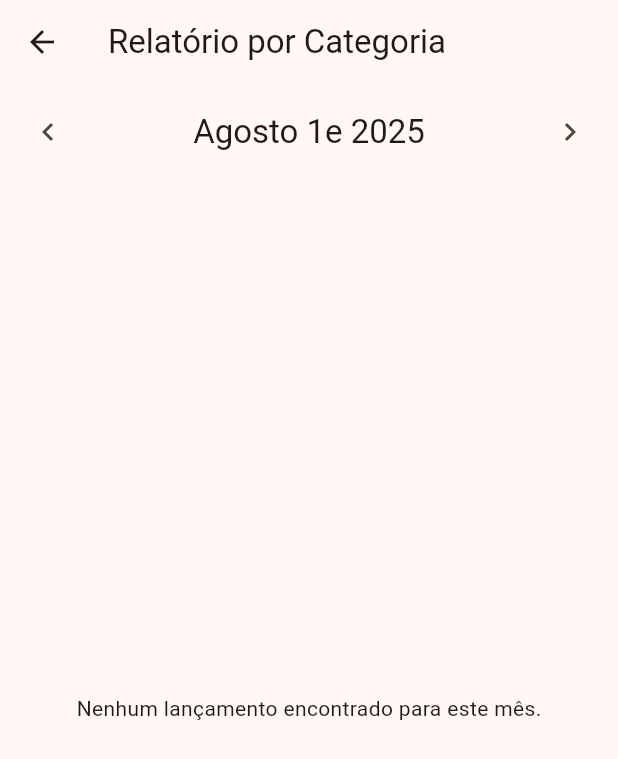
After one commit to CaioMelo25/gerenciamento-sol, a Flutter app: the ReportsScreen screen opened directly, after a tap on the "chevron left" icon, on a phone screen of 412 x 824 dp. The commit adds this screen. Shown: the top 759 px of the screen. Run offline on Flutter 3.47's test engine with Material 3 defaults, Android fonts, the phone set to English and light mode, and no system bars; our stand-ins replace drift, flutter_riverpod; accounts and stored records are empty; generated files the repository leaves out were written again.

Commit message:
feat(relatório): Adiciona uma tela de relatório

```diff
--- a/gerenciamento_sol/lib/data/database.dart
+++ b/gerenciamento_sol/lib/data/database.dart
@@ -124,6 +124,11 @@ Stream<DashboardData> watchDashboardData(int ano, int mes) {
 
   return streamDeMudancas.asyncMap((_) => getDashboardData(ano, mes));
 }
+
+Stream<List<SaldoCategoriaResult>> watchSaldoPorCategoria(int ano, int mes) {
+  return select(lancamentos).watch().asyncMap((_) => getSaldoPorCategoria(ano, mes));
+}
+
 }
 
 LazyDatabase _openConnection() {
--- /dev/null
+++ b/gerenciamento_sol/lib/presentation/reports/reports_screen.dart
@@ -0,0 +1,107 @@
+import 'package:flutter/material.dart';
+import 'package:flutter_riverpod/flutter_riverpod.dart';
+import 'package:gerenciamento_sol/data/database.dart';
+import 'package:gerenciamento_sol/providers.dart';
+import 'package:intl/intl.dart';
+
+class ReportsScreen extends ConsumerWidget {
+  const ReportsScreen({super.key});
+
+  @override
+  Widget build(BuildContext context, WidgetRef ref) {
+    final selectedYear = ref.watch(selectedYearProvider);
+    final selectedMonth = ref.watch(selectedMonthProvider);
+    final database = ref.watch(databaseProvider);
+
+    final dateToFormat = DateTime(selectedYear, selectedMonth);
+    final formatadorDeMes = DateFormat('MMMM de yyyy', 'pt_BR');
+    final mesFormatado = formatadorDeMes.format(dateToFormat);
+
+    return Scaffold(
+      appBar: AppBar(
+        title: const Text('Relatório por Categoria'),
+      ),
+      body: Column(
+        children: [
+          Padding(
+            padding: const EdgeInsets.all(8.0),
+            child: Row(
+              mainAxisAlignment: MainAxisAlignment.spaceBetween,
+              children: [
+                IconButton(
+                  icon: const Icon(Icons.chevron_left),
+                  onPressed: () {
+                    var newDate = DateTime(selectedYear, selectedMonth - 1);
+                    ref.read(selectedYearProvider.notifier).state = newDate.year;
+                    ref.read(selectedMonthProvider.notifier).state = newDate.month;
+                  },
+                ),
+                Text(
+                  '${mesFormatado[0].toUpperCase()}${mesFormatado.substring(1)}',
+                  style: Theme.of(context).textTheme.titleLarge,
+                ),
+                IconButton(
+                  icon: const Icon(Icons.chevron_right),
+                  onPressed: () {
+                    var newDate = DateTime(selectedYear, selectedMonth + 1);
+                    ref.read(selectedYearProvider.notifier).state = newDate.year;
+                    ref.read(selectedMonthProvider.notifier).state = newDate.month;
+                  },
+                ),
+              ],
+            ),
+          ),
+
+          Expanded(
+            child: StreamBuilder<List<SaldoCategoriaResult>>(
+              stream: database.watchSaldoPorCategoria(selectedYear, selectedMonth),
+              builder: (context, snapshot) {
+                if (snapshot.connectionState == ConnectionState.waiting) {
+                  return const Center(child: CircularProgressIndicator());
+                }
+                if (snapshot.hasError) {
+                  return Center(child: Text('Erro: ${snapshot.error}'));
+                }
+                final resultados = snapshot.data ?? [];
+                if (resultados.isEmpty) {
+                  return const Center(
+                    child: Text('Nenhum lançamento encontrado para este mês.'),
+                  );
+                }
+
+                resultados.sort((a, b) => b.saldo.compareTo(a.saldo));
+
+                return ListView.builder(
+                  itemCount: resultados.length,
+                  itemBuilder: (context, index) {
+                    final resultado = resultados[index];
+                    final corDoSaldo = resultado.saldo >= 0 ? Colors.green : Colors.red;
+                    final formatadorMoeda = NumberFormat.currency(locale: 'pt_BR', symbol: 'R\$');
+
+                    return Card(
+                      margin: const EdgeInsets.symmetric(horizontal: 16, vertical: 4),
+                      child: ListTile(
+                        leading: Icon(
+                          resultado.saldo >= 0 ? Icons.trending_up : Icons.trending_down,
+                          color: corDoSaldo,
+                        ),
+                        title: Text(resultado.nomeCategoria),
+                        trailing: Text(
+                          formatadorMoeda.format(resultado.saldo),
+                          style: TextStyle(
+                            color: corDoSaldo,
+                            fontWeight: FontWeight.bold,
+                          ),
+                        ),
+                      ),
+                    );
+                  },
+                );
+              },
+            ),
+          ),
+        ],
+      ),
+    );
+  }
+}
--- a/gerenciamento_sol/lib/providers.dart
+++ b/gerenciamento_sol/lib/providers.dart
@@ -4,3 +4,6 @@ import 'package:gerenciamento_sol/data/database.dart';
 final databaseProvider = Provider<AppDatabase>((ref) {
   return AppDatabase();
 });
+
+final selectedYearProvider = StateProvider<int>((ref) => DateTime.now().year);
+final selectedMonthProvider = StateProvider<int>((ref) => DateTime.now().month);
```
Also changed, not shown: gerenciamento_sol/lib/presentation/home/home_screen.dart (+12 -0 lines).
